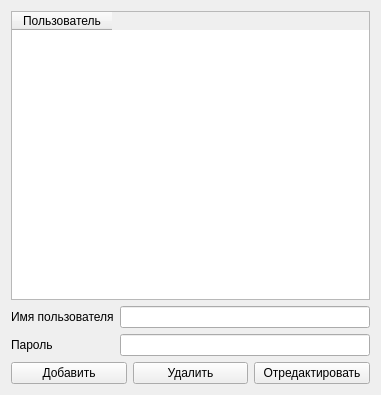
firef0xff/SSHGS01, file users/users.ui: the form before one commit.
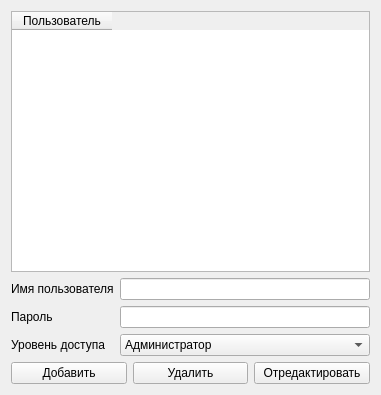
The form after the commit.

What changed in the file:
```diff
--- a/users/users.ui
+++ b/users/users.ui
@@ -45,6 +45,32 @@
      <item row="1" column="1">
       <widget class="QLineEdit" name="Pass"/>
      </item>
+     <item row="2" column="1">
+      <widget class="QComboBox" name="UserLevel">
+       <item>
+        <property name="text">
+         <string>Администратор</string>
+        </property>
+       </item>
+       <item>
+        <property name="text">
+         <string>Мастер</string>
+        </property>
+       </item>
+       <item>
+        <property name="text">
+         <string>Пользователь</string>
+        </property>
+       </item>
+      </widget>
+     </item>
+     <item row="2" column="0">
+      <widget class="QLabel" name="label_3">
+       <property name="text">
+        <string>Уровень доступа</string>
+       </property>
+      </widget>
+     </item>
     </layout>
    </item>
    <item>
```
